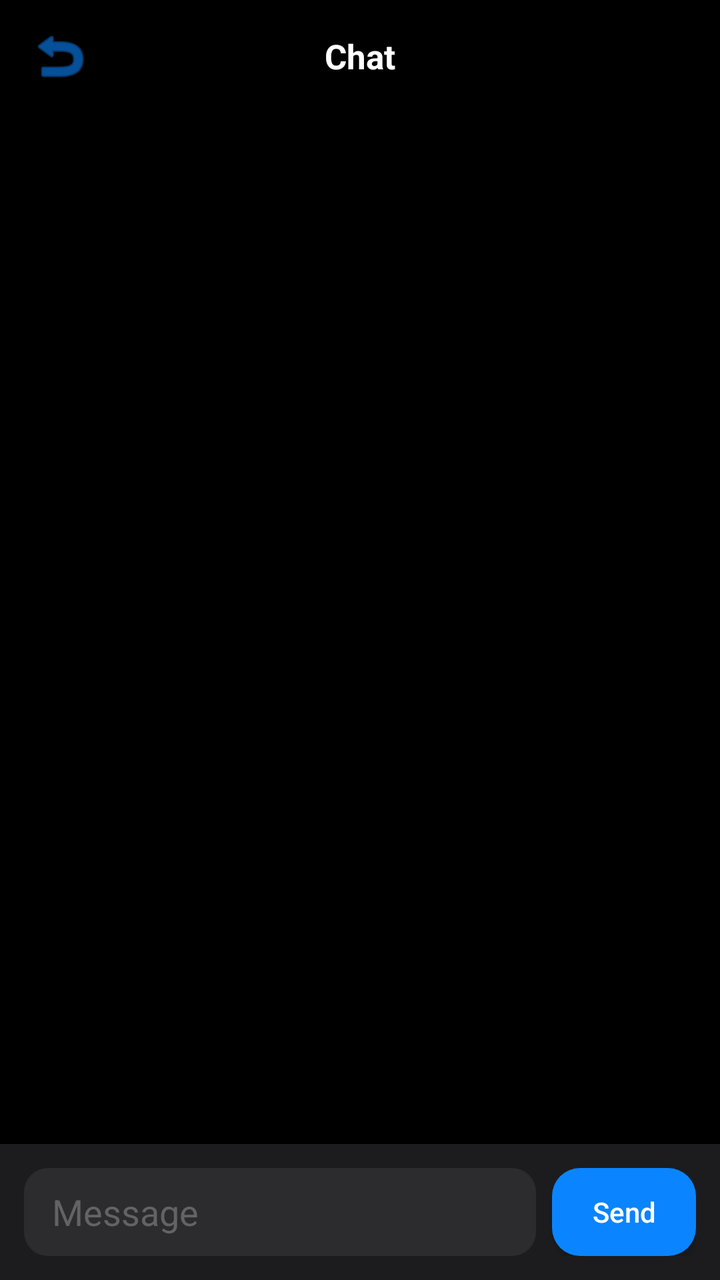
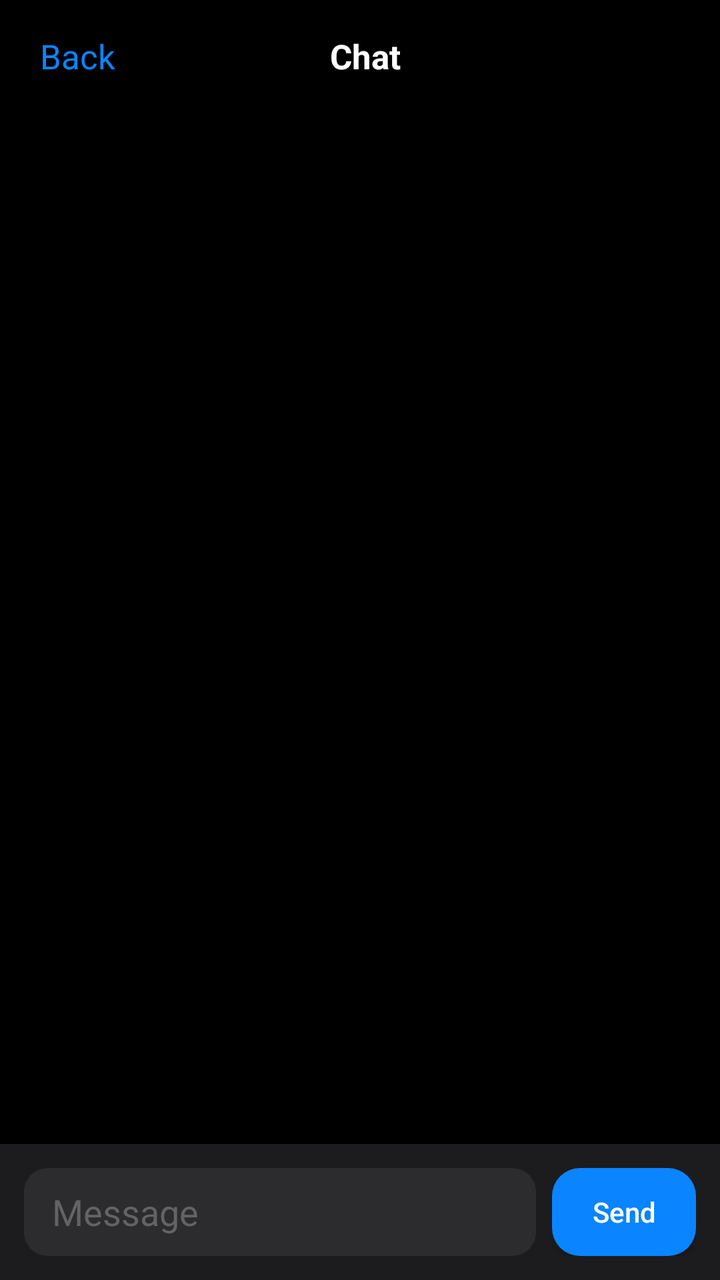

Before-and-after screenshots of an Android layout around one commit, followed by the original layout XML and the change that was made.
<!-- AndroidManifest.xml: application theme Theme.LotusMembers -->
<!-- res/layout/activity_chat.xml -->
<?xml version="1.0" encoding="utf-8"?>
<LinearLayout xmlns:android="http://schemas.android.com/apk/res/android"
    android:layout_width="match_parent" android:layout_height="match_parent"
    android:orientation="vertical" android:background="@color/lotus_bg"
    android:fitsSystemWindows="true">
  <LinearLayout android:layout_width="match_parent" android:layout_height="56dp"
      android:gravity="center_vertical" android:paddingHorizontal="8dp">
    <ImageButton android:id="@+id/btnBack" android:layout_width="44dp" android:layout_height="44dp"
        android:background="?attr/selectableItemBackgroundBorderless"
        android:contentDescription="Back" android:src="@android:drawable/ic_menu_revert"
        android:tint="@color/lotus_blue"/>
    <TextView android:layout_width="0dp" android:layout_height="wrap_content" android:layout_weight="1"
        android:text="Chat" android:textColor="@color/lotus_label" android:textSize="17sp"
        android:textStyle="bold" android:gravity="center"/>
    <View android:layout_width="44dp" android:layout_height="44dp"/>
  </LinearLayout>
  <androidx.recyclerview.widget.RecyclerView
      android:id="@+id/chatList" android:layout_width="match_parent"
      android:layout_height="0dp" android:layout_weight="1"
      android:padding="12dp" android:clipToPadding="false"/>
  <LinearLayout android:layout_width="match_parent" android:layout_height="wrap_content"
      android:orientation="horizontal" android:padding="12dp" android:gravity="center_vertical"
      android:background="@color/lotus_surface">
    <EditText android:id="@+id/chatInput" android:layout_width="0dp" android:layout_height="44dp"
        android:layout_weight="1" android:background="@drawable/bg_input"
        android:hint="Message" android:textColorHint="@color/lotus_tertiary"
        android:textColor="@color/lotus_label" android:paddingHorizontal="14dp"
        android:maxLines="4" android:inputType="textCapSentences|textMultiLine"/>
    <Button android:id="@+id/btnSend" android:layout_width="wrap_content" android:layout_height="44dp"
        android:layout_marginStart="8dp" android:background="@drawable/bg_btn_primary"
        android:text="Send" android:textAllCaps="false" android:textColor="@color/lotus_label"
        android:minWidth="72dp"/>
  </LinearLayout>
</LinearLayout>
<!-- resources referenced by this layout -->
<resources>
  <color name="lotus_bg">#000000</color>
  <color name="lotus_blue">#0A84FF</color>
  <color name="lotus_label">#FFFFFF</color>
  <color name="lotus_surface">#1C1C1E</color>
  <color name="lotus_tertiary">#636366</color>
  <!-- drawable bg_btn_primary (drawable) -->
  <?xml version="1.0" encoding="utf-8"?>
  <ripple xmlns:android="http://schemas.android.com/apk/res/android" android:color="#40FFFFFF">
    <item>
      <shape android:shape="rectangle">
        <solid android:color="@color/lotus_blue"/>
        <corners android:radius="14dp"/>
      </shape>
    </item>
  </ripple>
  <!-- drawable bg_input (drawable) -->
  <?xml version="1.0" encoding="utf-8"?>
  <shape xmlns:android="http://schemas.android.com/apk/res/android" android:shape="rectangle">
      <solid android:color="@color/lotus_surface2"/>
      <corners android:radius="12dp"/>
  </shape>
  <style name="Theme.LotusMembers" parent="Theme.Material3.Dark.NoActionBar">
          <item name="android:statusBarColor">@color/lotus_bg</item>
          <item name="android:navigationBarColor">@color/lotus_bg</item>
          <item name="android:windowBackground">@color/lotus_bg</item>
          <item name="colorPrimary">@color/lotus_blue</item>
          <item name="colorOnPrimary">@color/lotus_label</item>
          <item name="colorSurface">@color/lotus_surface</item>
          <item name="android:textColorPrimary">@color/lotus_label</item>
          <item name="android:textColorSecondary">@color/lotus_secondary</item>
          <item name="android:windowLightStatusBar">false</item>
          <item name="android:windowAnimationStyle">@style/LotusWindowAnim</item>
      </style>
  <color name="lotus_surface2">#2C2C2E</color>
  <color name="lotus_secondary">#8E8E93</color>
  <style name="LotusWindowAnim">
          <item name="android:windowEnterAnimation">@android:anim/fade_in</item>
          <item name="android:windowExitAnimation">@android:anim/fade_out</item>
      </style>
</resources>

<!-- the commit's change to res/layout/activity_chat.xml (unified diff, before → after) -->
@@ -5,14 +5,13 @@
     android:fitsSystemWindows="true">
   <LinearLayout android:layout_width="match_parent" android:layout_height="56dp"
       android:gravity="center_vertical" android:paddingHorizontal="8dp">
-    <ImageButton android:id="@+id/btnBack" android:layout_width="44dp" android:layout_height="44dp"
-        android:background="?attr/selectableItemBackgroundBorderless"
-        android:contentDescription="Back" android:src="@android:drawable/ic_menu_revert"
-        android:tint="@color/lotus_blue"/>
+    <TextView android:id="@+id/btnBack" android:layout_width="wrap_content" android:layout_height="44dp"
+        android:gravity="center" android:paddingHorizontal="12dp"
+        android:text="Back" android:textColor="@color/lotus_blue" android:textSize="17sp"/>
     <TextView android:layout_width="0dp" android:layout_height="wrap_content" android:layout_weight="1"
         android:text="Chat" android:textColor="@color/lotus_label" android:textSize="17sp"
         android:textStyle="bold" android:gravity="center"/>
-    <View android:layout_width="44dp" android:layout_height="44dp"/>
+    <View android:layout_width="56dp" android:layout_height="44dp"/>
   </LinearLayout>
   <androidx.recyclerview.widget.RecyclerView
       android:id="@+id/chatList" android:layout_width="match_parent"
